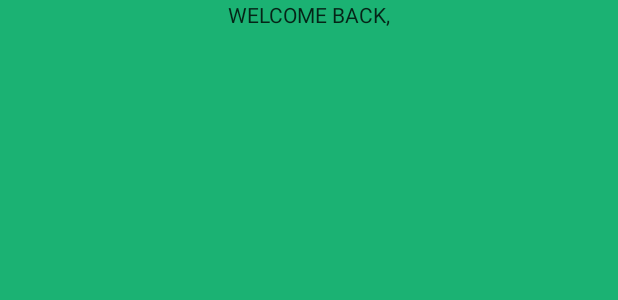
After one commit to githiomi/Copture, an Android app: the layout activity_auth.xml on its own in the app's theme, with its tools: preview values and no code run, on a phone screen of 412 x 824 dp. The commit adds this screen. Shown: the top 300 px of the screen. Run offline under Robolectric (Android 15) with nearby library versions, the phone set to English and light mode, and no system bars.

Commit message:
Feat: Added library dependancies - lottie and circle image view

```diff
--- a/app/build.gradle.kts
+++ b/app/build.gradle.kts
@@ -37,7 +37,10 @@ dependencies {
     implementation(libs.material)
     implementation(libs.activity)
     implementation(libs.constraintlayout)
+    implementation(libs.lottie)
+    implementation(libs.circleimageview)
     testImplementation(libs.junit)
     androidTestImplementation(libs.ext.junit)
     androidTestImplementation(libs.espresso.core)
+
 }
--- a/app/src/main/AndroidManifest.xml
+++ b/app/src/main/AndroidManifest.xml
@@ -13,6 +13,9 @@
         android:theme="@style/Light.Theme.Copture"
         tools:targetApi="31">
         <activity
+            android:name=".views.activities.AuthActivity"
+            android:exported="false" />
+        <activity
             android:name=".MainActivity"
             android:exported="true">
             <intent-filter>
@@ -21,6 +24,7 @@
                 <category android:name="android.intent.category.LAUNCHER" />
             </intent-filter>
         </activity>
+
         <meta-data
             android:name="preloaded_fonts"
             android:resource="@array/preloaded_fonts" />
--- /dev/null
+++ b/app/src/main/res/drawable/authentication_background.xml
@@ -0,0 +1,16 @@
+<?xml version="1.0" encoding="utf-8"?>
+<selector xmlns:android="http://schemas.android.com/apk/res/android">
+
+    <item>
+        <shape
+            android:shape="rectangle">
+
+            <solid
+                android:color="#1BB273"
+                android:type="linear"
+                android:angle="0" />
+
+        </shape>
+    </item>
+
+</selector>
--- /dev/null
+++ b/app/src/main/res/layout/activity_auth.xml
@@ -0,0 +1,20 @@
+<?xml version="1.0" encoding="utf-8"?>
+<RelativeLayout xmlns:android="http://schemas.android.com/apk/res/android"
+    xmlns:app="http://schemas.android.com/apk/res-auto"
+    xmlns:tools="http://schemas.android.com/tools"
+    android:id="@+id/main"
+    android:layout_width="match_parent"
+    android:layout_height="match_parent"
+    android:background="@drawable/authentication_background"
+    tools:context=".views.activities.AuthActivity">
+
+    <TextView
+        android:layout_width="match_parent"
+        android:layout_height="wrap_content"
+        android:text="@string/welcome_back"
+        android:textColor="?attr/mainTextColor"
+        android:layout_centerHorizontal="true"
+        android:textAlignment="center"
+        android:textAllCaps="true" />
+
+</RelativeLayout>
--- a/app/src/main/res/values-night/themes.xml
+++ b/app/src/main/res/values-night/themes.xml
@@ -15,6 +15,7 @@
         <item name="android:activityCloseEnterAnimation">@anim/fade_in</item>
         <item name="android:activityOpenExitAnimation">@anim/fade_out</item>
         <item name="android:activityCloseExitAnimation">@anim/fade_out</item>
+
     </style>
 
     <style name="Dark.Theme.Copture" parent="Base.Theme.Copture">
--- a/app/src/main/res/values/strings.xml
+++ b/app/src/main/res/values/strings.xml
@@ -7,4 +7,6 @@
     <string name="home_profile_picture">Home Profile Picture</string>
     <string name="welcome_back">Welcome Back,</string>
     <string name="officer_name_placeholder">Officer XXL</string>
+    <!-- TODO: Remove or change this placeholder text -->
+    <string name="hello_blank_fragment">Hello blank fragment</string>
 </resources>
```
Also changed, not shown: app/src/main/java/com/githiomi/copture/views/activities/AuthActivity.java (added, +26 -0 lines), app/src/main/java/com/githiomi/copture/views/fragments/LoginFragment.java (added, +66 -0 lines), app/src/main/res/drawable/top_gradient_background.xml (+43 -9 lines), app/src/main/res/layout/fragment_login.xml (added, +14 -0 lines), gradle/libs.versions.toml (+8 -4 lines).
